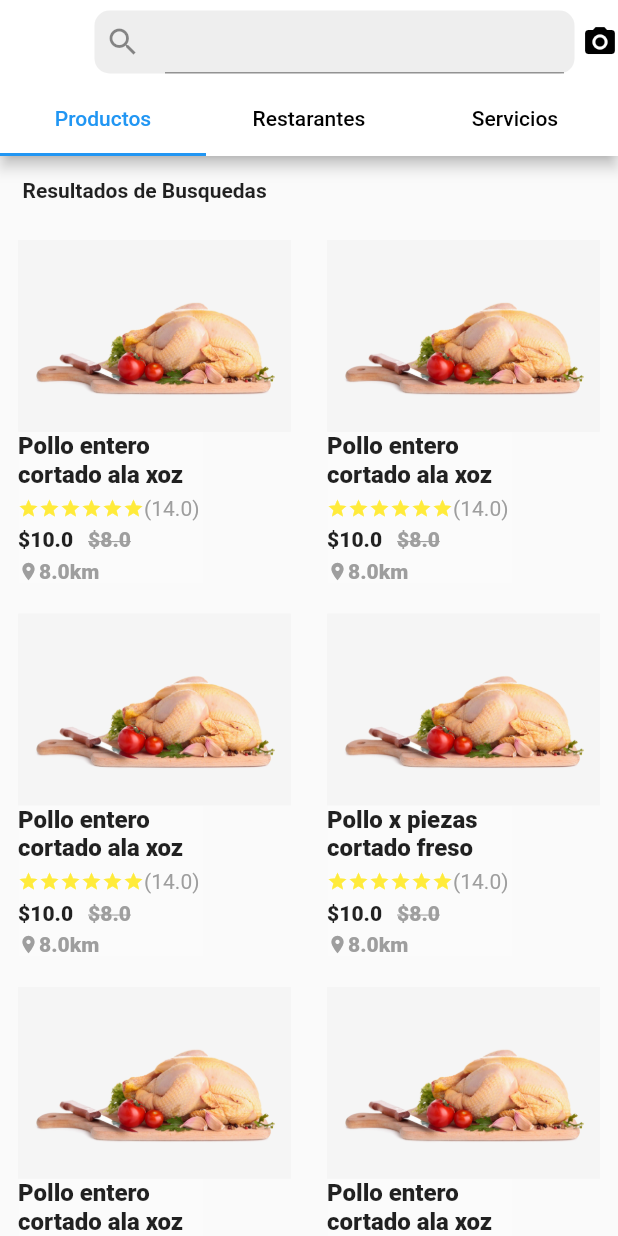
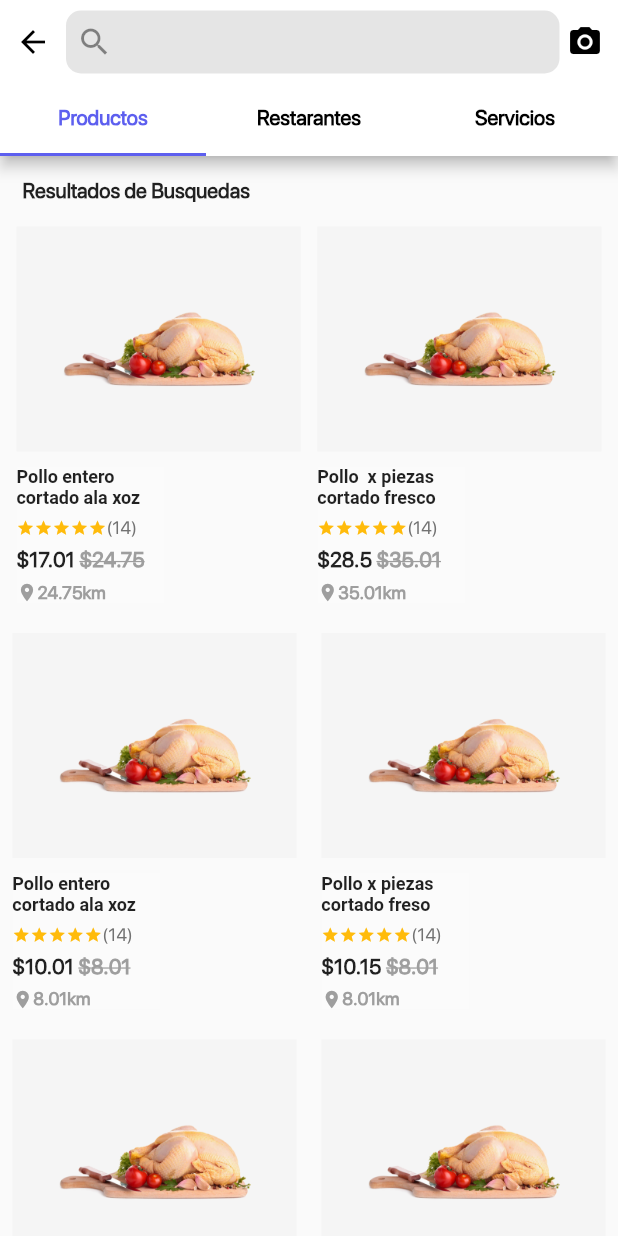
Before and after one commit to cyper145/flutter, a Flutter app: the screen it shows after launch, on a phone screen of 412 x 824 dp. Run offline on Flutter 3.47's test engine with Material 2 defaults, Android fonts, the phone set to English and light mode, and no system bars; Roboto replaces fonts that are missing (sfpro); project files that could hold a hidden picture were left out.

Commit message:
agregando detalles

```diff
--- a/lib/main.dart
+++ b/lib/main.dart
@@ -1,4 +1,6 @@
+import 'package:flutter/cupertino.dart';
 import 'package:flutter/material.dart';
+import 'package:prueba/helper/responsive.dart';
 import 'package:prueba/pages/home_page.dart';
 
 void main() {
@@ -11,37 +13,53 @@ class MyApp extends StatelessWidget {
   // This widget is the root of your application.
   @override
   Widget build(BuildContext context) {
+    // Responsive responsive = Responsive.of(context);
     return MaterialApp(
         title: 'Flutter Demo',
         debugShowMaterialGrid: false,
         debugShowCheckedModeBanner: false,
-        theme: ThemeData(primaryColor: Colors.blue),
+        theme: ThemeData(
+            primaryColor: const Color.fromRGBO(93, 95, 239, 1),
+            fontFamily: "SFPRODISPLAY"),
         home: DefaultTabController(
           length: 3,
           child: Scaffold(
             appBar: AppBar(
               actions: <Widget>[
-                Container(
+                const SizedBox(width: 10),
+                const Icon(
+                  Icons.arrow_back,
+                  color: Colors.black,
+                ),
+                const SizedBox(width: 5),
+                Expanded(
+                  child: Container(
                     margin:
                         const EdgeInsets.symmetric(vertical: 7, horizontal: 5),
                     padding: const EdgeInsets.symmetric(horizontal: 7),
-                  width: 320,
                     decoration: BoxDecoration(
-                      color: Colors.grey[200],
+                        color: const Color.fromRGBO(229, 229, 229, 1),
                         borderRadius: BorderRadius.circular(10)),
                     child: const TextField(
-                    decoration: InputDecoration(icon: Icon(Icons.search)),
+                      decoration: InputDecoration(
+                        icon: Icon(Icons.search),
+                        border: InputBorder.none,
+                      ),
+                    ),
                   ),
                 ),
                 const Icon(
                   Icons.camera_alt,
                   color: Colors.black,
                 ),
+                const SizedBox(width: 10)
               ],
               backgroundColor: Colors.white,
               bottom: const TabBar(
-                  labelColor: Colors.blue,
+                  labelColor: Color.fromRGBO(93, 95, 239, 1),
+                  labelStyle: TextStyle(fontWeight: FontWeight.w700),
                   unselectedLabelColor: Colors.black,
+                  indicatorColor: Color.fromRGBO(93, 95, 239, 1),
                   tabs: [
                     Tab(
                       text: "Productos",
--- a/lib/pages/home_page.dart
+++ b/lib/pages/home_page.dart
@@ -34,23 +34,23 @@ class _HomePagerState extends State<HomePage> {
               ),
             ),
             Row(
-              mainAxisAlignment: MainAxisAlignment.spaceAround,
+              mainAxisAlignment: MainAxisAlignment.spaceEvenly,
               //EL Stack funciona para superponer las vistas
               children: const [
                 CardProduct(
                     path: "assets/img/pollo.png",
-                    distance: 5,
-                    price: 10,
-                    priceOld: 8,
+                    distance: 7.51,
+                    price: 17.01,
+                    priceOld: 24.75,
                     score: 14,
                     title: "Pollo entero cortado ala xoz"),
                 CardProduct(
                     path: "assets/img/pollo.png",
-                    distance: 5,
-                    price: 10,
-                    priceOld: 8,
+                    distance: 6.91,
+                    price: 28.50,
+                    priceOld: 35.01,
                     score: 14,
-                    title: "Pollo entero cortado ala xoz"),
+                    title: "Pollo  x piezas cortado fresco"),
               ],
             ),
             Row(
@@ -59,16 +59,16 @@ class _HomePagerState extends State<HomePage> {
               children: const [
                 CardProduct(
                     path: "assets/img/pollo.png",
-                    distance: 5,
-                    price: 10,
-                    priceOld: 8,
+                    distance: 5.14,
+                    price: 10.01,
+                    priceOld: 8.01,
                     score: 14,
                     title: "Pollo entero cortado ala xoz"),
                 CardProduct(
                     path: "assets/img/pollo.png",
-                    distance: 5,
-                    price: 10,
-                    priceOld: 8,
+                    distance: 5.15,
+                    price: 10.15,
+                    priceOld: 8.01,
                     score: 14,
                     title: "Pollo x piezas cortado freso"),
               ],
@@ -79,16 +79,16 @@ class _HomePagerState extends State<HomePage> {
               children: const [
                 CardProduct(
                     path: "assets/img/pollo.png",
-                    distance: 5,
-                    price: 10,
-                    priceOld: 8,
+                    distance: 5.74,
+                    price: 10.75,
+                    priceOld: 8.31,
                     score: 14,
                     title: "Pollo entero cortado ala xoz"),
                 CardProduct(
                     path: "assets/img/pollo.png",
-                    distance: 5,
-                    price: 10,
-                    priceOld: 8,
+                    distance: 5.78,
+                    price: 10.56,
+                    priceOld: 8.21,
                     score: 14,
                     title: "Pollo entero cortado ala xoz"),
               ],
--- a/lib/widget/card.dart
+++ b/lib/widget/card.dart
@@ -32,23 +32,30 @@ class _CardProductState extends State<CardProduct> {
     Responsive responsive = Responsive.of(context);
 
     return Container(
-      padding: const EdgeInsets.all(10),
-      width: responsive.wp(49),
+      padding: const EdgeInsets.all(0),
+      margin: const EdgeInsets.only(bottom: 20),
+      width: responsive.wp(46),
+      decoration: BoxDecoration(
+        borderRadius: BorderRadius.circular(5),
+      ),
       child: Column(
         crossAxisAlignment: CrossAxisAlignment.start,
         children: [
           Container(
-            padding: const EdgeInsets.all(10),
+            width: 200,
+            height: 150,
+            padding: const EdgeInsets.symmetric(vertical: 25, horizontal: 30),
             margin: const EdgeInsets.all(0),
             color: Colors.grey[100],
             child: Image.asset(
               widget.path,
-              fit: BoxFit.fill,
+              alignment: Alignment.center,
             ),
           ),
           Container(
+            margin: const EdgeInsets.only(top: 10),
             color: Colors.white10,
-            width: responsive.wp(30),
+            width: responsive.wp(24),
             child: Column(
               children: [
                 Text(
@@ -57,56 +64,54 @@ class _CardProductState extends State<CardProduct> {
                   textAlign: TextAlign.left,
                   maxLines: 2,
                   style: const TextStyle(
-                      fontSize: 16.0, fontWeight: FontWeight.w800),
+                      fontSize: 12.0,
+                      fontFamily: "sfpro",
+                      fontWeight: FontWeight.w600),
                 ),
-                const SizedBox(height: 5),
+                const SizedBox(height: 6),
                 Row(
                   children: [
                     const Icon(
                       Icons.star,
-                      color: Colors.yellow,
-                      size: 14,
+                      color: Color.fromRGBO(255, 187, 11, 1),
+                      size: 12,
                     ),
                     const Icon(
                       Icons.star,
-                      color: Colors.yellow,
-                      size: 14,
+                      color: Color.fromRGBO(255, 187, 11, 1),
+                      size: 12,
                     ),
                     const Icon(
                       Icons.star,
-                      color: Colors.yellow,
-                      size: 14,
+                      color: Color.fromRGBO(255, 187, 11, 1),
+                      size: 12,
                     ),
                     const Icon(
                       Icons.star,
-                      color: Colors.yellow,
-                      size: 14,
+                      color: Color.fromRGBO(255, 187, 11, 1),
+                      size: 12,
                     ),
                     const Icon(
                       Icons.star,
-                      color: Colors.yellow,
-                      size: 14,
-                    ),
-                    const Icon(
-                      Icons.star,
-                      color: Colors.yellow,
-                      size: 14,
+                      color: Color.fromRGBO(255, 187, 11, 1),
+                      size: 12,
                     ),
                     Text(
-                      "(${widget.score})",
-                      style:
-                          const TextStyle(fontSize: 14.0, color: Colors.grey),
+                      "(${widget.score.toInt()})",
+                      style: const TextStyle(
+                          fontSize: 12.0,
+                          color: Color.fromRGBO(114, 114, 114, 1)),
                     )
                   ],
                 ),
-                const SizedBox(height: 5),
+                const SizedBox(height: 6),
                 Row(children: [
                   Text(
                     "\$${widget.price}",
                     style: const TextStyle(
-                        fontSize: 14.0, fontWeight: FontWeight.w800),
+                        fontSize: 14.0, fontWeight: FontWeight.bold),
                   ),
-                  const SizedBox(width: 10),
+                  const SizedBox(width: 3),
                   Text("\$${widget.priceOld}",
                       style: const TextStyle(
                         fontSize: 14.0,
@@ -115,13 +120,13 @@ class _CardProductState extends State<CardProduct> {
                         decoration: TextDecoration.lineThrough,
                       )),
                 ]),
-                const SizedBox(height: 5),
+                const SizedBox(height: 6),
                 Row(
                   children: [
                     const Icon(Icons.location_on, size: 14, color: Colors.grey),
                     Text("${widget.priceOld}km",
                         style: const TextStyle(
-                          fontSize: 14.0,
+                          fontSize: 12.0,
                           fontWeight: FontWeight.w800,
                           color: Colors.grey,
                         ))
```
Also changed, not shown: pubspec.yaml (+10 -0 lines), assets/fonts/SFPRODISPLAYBLACKITALIC.OTF (added), assets/fonts/SFPRODISPLAYBOLD.OTF (added), assets/fonts/SFPRODISPLAYHEAVYITALIC.OTF (added), assets/fonts/SFPRODISPLAYLIGHTITALIC.OTF (added), assets/fonts/SFPRODISPLAYMEDIUM.OTF (added), assets/fonts/SFPRODISPLAYREGULAR.OTF (added), assets/fonts/SFPRODISPLAYSEMIBOLDITALIC.OTF (added), assets/fonts/SFPRODISPLAYTHINITALIC.OTF (added), assets/fonts/SFPRODISPLAYULTRALIGHTITALIC.OTF (added), assets/img/pollo1.jpg, assets/img/pollo2.jpg (added), assets/img/pollo3.jpg (added). Lines whose indentation alone changed are shown as unchanged.
